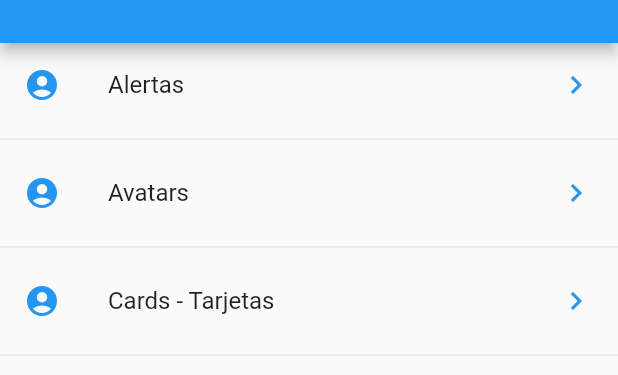
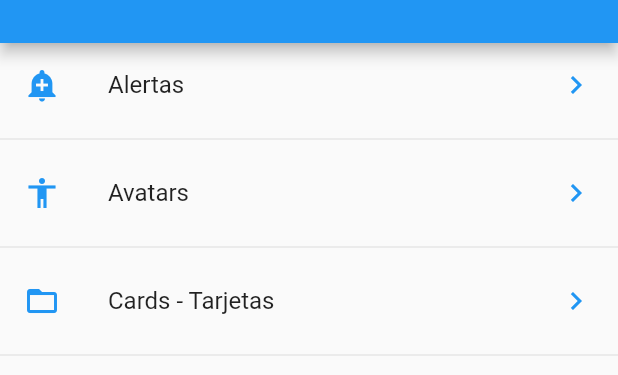
Before and after one commit to gonzalo-droid/flutter_widget, a Flutter app: the screen it shows after launch, on a phone screen of 412 x 824 dp, the part 77-452 px from its top. Run offline on Flutter 3.47's test engine with Material 2 defaults, Android fonts, the phone set to English and light mode, and no system bars.

Commit message:
routes in main.dart

```diff
--- a/lib/main.dart
+++ b/lib/main.dart
@@ -1,4 +1,6 @@
 import 'package:flutter/material.dart';
+import 'package:flutter_widget/src/pages/alert_page.dart';
+import 'package:flutter_widget/src/pages/avatar_page.dart';
 import 'package:flutter_widget/src/pages/home_page.dart';
 
 
@@ -10,7 +12,13 @@ class MyApp extends StatelessWidget {
     return MaterialApp(
       title: 'Components App',
       debugShowCheckedModeBanner: false,
-      home: HomePage(),
+      //home: HomePage(),
+      initialRoute: '/', //string ruta
+      routes: <String, WidgetBuilder>{
+        '/' : (BuildContext context) => HomePage(),
+        'alert' : (BuildContext context) => AlertPage(),
+        'avatar' : (BuildContext context) => AvatarPage(),
+      },
     );
   }
 }
--- a/lib/src/pages/home_page.dart
+++ b/lib/src/pages/home_page.dart
@@ -1,5 +1,7 @@
 import 'package:flutter/material.dart';
+import 'package:flutter_widget/src/pages/alert_page.dart';
 import 'package:flutter_widget/src/providers/menu_provider.dart';
+import 'package:flutter_widget/src/utils/icon_string_util.dart';
 
 class HomePage extends StatelessWidget {
   @override
@@ -29,21 +31,32 @@ class HomePage extends StatelessWidget {
       initialData: [],
       builder: (BuildContext context, AsyncSnapshot<List<dynamic>> snapshot) {
         return ListView(
-          children: _listItems(snapshot.data),
+          children: _listItems(snapshot.data, context),
         );
       },
     );
   }
 
-  List<Widget> _listItems(List<dynamic> data) {
+  List<Widget> _listItems(List<dynamic> data, BuildContext context) {
     final List<Widget> options = [];
 
     data.forEach((element) {
       final widgetTemp = ListTile(
         title: Text(element['texto']),
-        leading: Icon(Icons.account_circle, color: Colors.blue),
+        leading: getIcon(element['icon']),
         trailing: Icon(Icons.keyboard_arrow_right, color: Colors.blue),
-        onTap: () {},
+        onTap: () {
+
+
+          Navigator.pushNamed(context, element['ruta']);
+
+
+          //ruta directa
+          // final route= MaterialPageRoute(
+          //   builder: (context) =>  AlertPage()
+          // );
+          // Navigator.push(  context, route);
+        },
       );
 
       options
--- /dev/null
+++ b/lib/src/utils/icon_string_util.dart
@@ -0,0 +1,14 @@
+import 'package:flutter/material.dart';
+
+
+final _icons = <String,IconData>{
+
+  'add_alert': Icons.add_alert,
+  'accessibility': Icons.accessibility,
+  'folder_open': Icons.folder_open,
+
+};
+
+Icon getIcon(String nameIcon){
+  return Icon(_icons[nameIcon], color:Colors.blue);
+}
```
Also changed, not shown: lib/src/pages/alert_page.dart (added, +18 -0 lines), lib/src/pages/avatar_page.dart (added, +13 -0 lines), lib/src/pages/home_temp.dart (+10 -10 lines).
